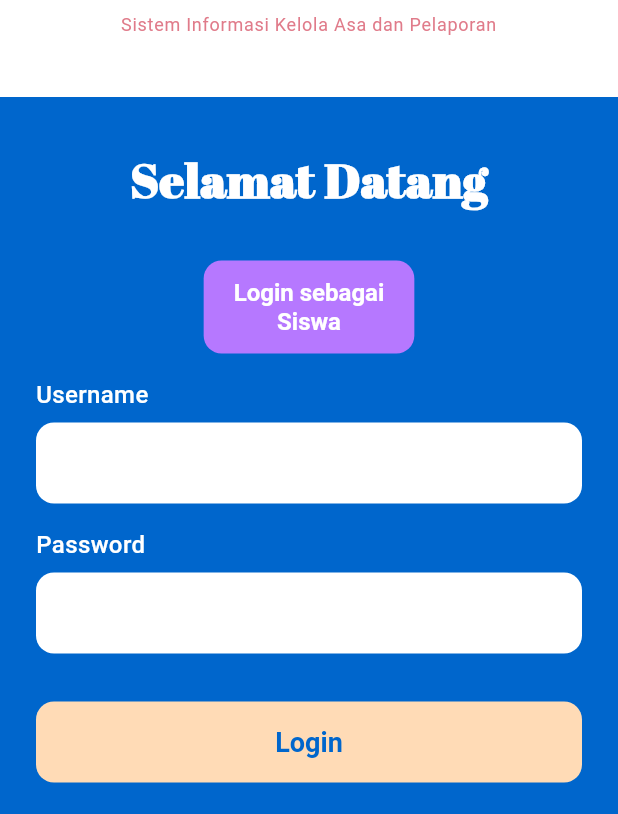
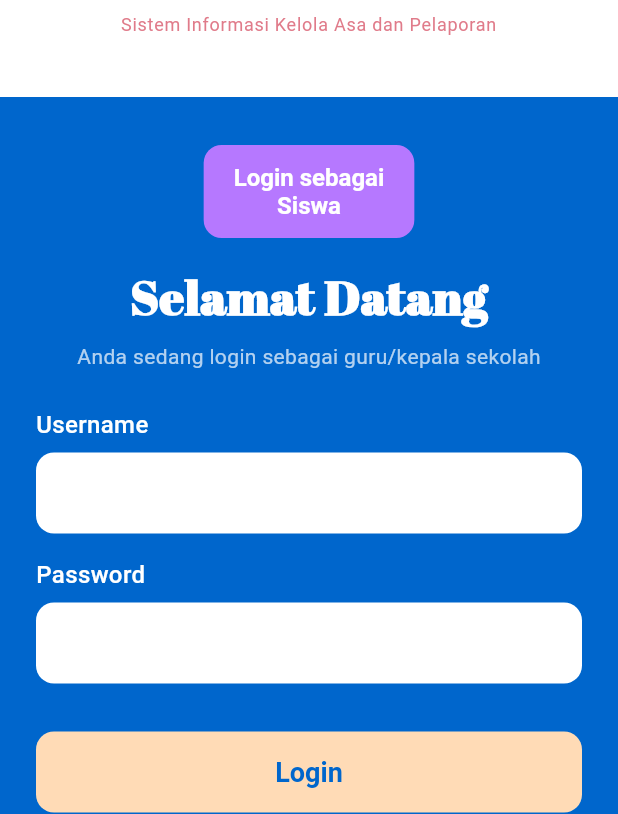
Before and after one commit to MBD-LIDM/SIKAP-frontend, a Flutter app: the screen it shows after launch, after a tap on an icon or button, on a phone screen of 412 x 824 dp, the part 422-1236 px from its top. Run offline on Flutter 3.47's test engine with Material 3 defaults, Android fonts, the phone set to English and light mode, and no system bars; our stand-ins replace flutter_svg, google_fonts; project files that could hold a hidden picture were left out.

Commit message:
Implement teacher login page

```diff
--- a/lib/features/authentication/presentation/pages/teacher_login_page.dart
+++ b/lib/features/authentication/presentation/pages/teacher_login_page.dart
@@ -86,23 +86,7 @@ class _TeacherLoginPageState extends State<TeacherLoginPage> {
                 child: Column(
                   children: [
                     const SizedBox(height: 32),
-                    // Selamat Datang text
-                    Text(
-                      'Selamat Datang',
-                      style: GoogleFonts.abrilFatface(
-                        fontSize: 32,
-                        fontWeight: FontWeight.bold,
-                        color: Colors.white,
-                      ),
-                    ),
-                    const SizedBox(height: 32),
-                    // Form fields
-                    Padding(
-                      padding: const EdgeInsets.symmetric(horizontal: 24),
-                      child: Column(
-                        crossAxisAlignment: CrossAxisAlignment.start,
-                        children: [
-                          // Toggle ke Siswa
+                    // Toggle ke Siswa dipindah ke atas
                     Center(
                       child: ElevatedButton(
                         onPressed: () {
@@ -133,6 +117,33 @@ class _TeacherLoginPageState extends State<TeacherLoginPage> {
                       ),
                     ),
                     const SizedBox(height: 16),
+                    // Selamat Datang text
+                    Text(
+                      'Selamat Datang',
+                      style: GoogleFonts.abrilFatface(
+                        fontSize: 32,
+                        fontWeight: FontWeight.bold,
+                        color: Colors.white,
+                      ),
+                    ),
+                    const SizedBox(height: 8),
+                    // Keterangan role aktif
+                    Text(
+                      'Anda sedang login sebagai guru/kepala sekolah',
+                      style: GoogleFonts.roboto(
+                        fontSize: 14,
+                        color: Colors.white70,
+                        fontWeight: FontWeight.w400,
+                      ),
+                    ),
+                    const SizedBox(height: 24),
+                    // Form fields
+                    Padding(
+                      padding: const EdgeInsets.symmetric(horizontal: 24),
+                      child: Column(
+                        crossAxisAlignment: CrossAxisAlignment.start,
+                        children: [
+
                           // Username
                           Text(
                             'Username',
```
Lines whose indentation alone changed are shown as unchanged.
